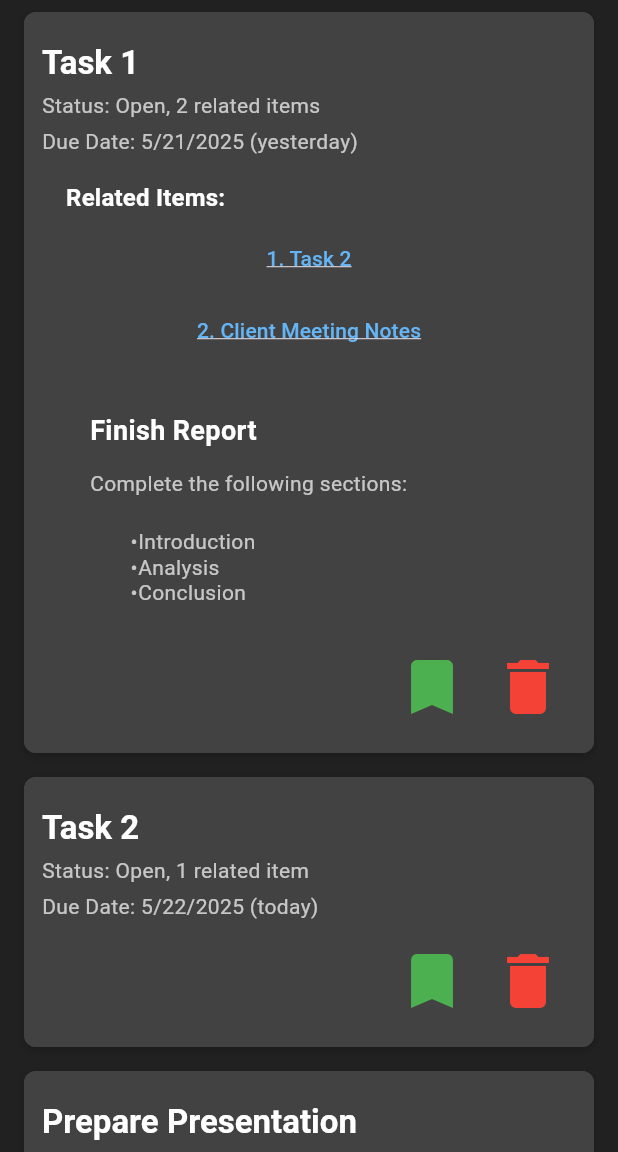
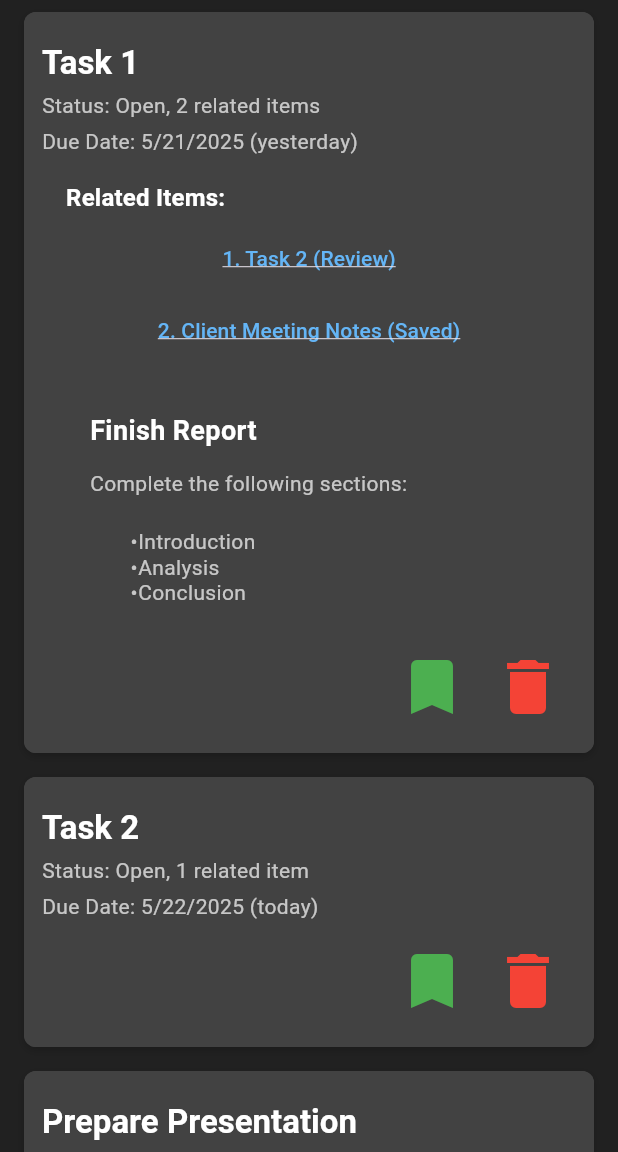
Before and after one commit to eyecantell/status_card_list, a Flutter app: the screen it shows after launch, after a tap on "Task 1", on a phone screen of 412 x 824 dp, the part 84-1236 px from its top. Run offline on Flutter 3.47's test engine with Material 3 defaults, Android fonts, the phone set to English and light mode, and no system bars; drawn by our look-alikes of flutter_html.

Commit message:
added name of list next to related items

```diff
--- a/lib/status_card.dart
+++ b/lib/status_card.dart
@@ -527,6 +527,18 @@ class _StatusCardState extends State<StatusCard> with TickerProviderStateMixin {
                                                             orElse: () => MapEntry('', <String>[]),
                                                           )
                                                           .key;
+                                                      final targetConfig = widget.allConfigs.firstWhere(
+                                                        (config) => config.uuid == targetListUuid,
+                                                        orElse: () => ListConfig(
+                                                          name: 'Unknown List',
+                                                          swipeActions: {},
+                                                          buttons: {},
+                                                          dueDateLabel: 'Due Date',
+                                                          sortMode: SortMode.dateAscending,
+                                                          icon: Icons.list,
+                                                          color: Colors.grey,
+                                                        ),
+                                                      );
                                                       return TextButton(
                                                         onPressed: targetListUuid.isNotEmpty
                                                             ? () {
@@ -534,7 +546,7 @@ class _StatusCardState extends State<StatusCard> with TickerProviderStateMixin {
                                                               }
                                                             : null,
                                                         child: Text(
-                                                          '${index + 1}. ${relatedItem?.title ?? 'Unknown Item'}',
+                                                          '${index + 1}. ${relatedItem?.title ?? 'Unknown Item'} (${targetConfig.name})',
                                                           style: TextStyle(
                                                             color: isDarkMode ? Colors.blue[300] : Colors.blue[700],
                                                             decoration: TextDecoration.underline,
```
